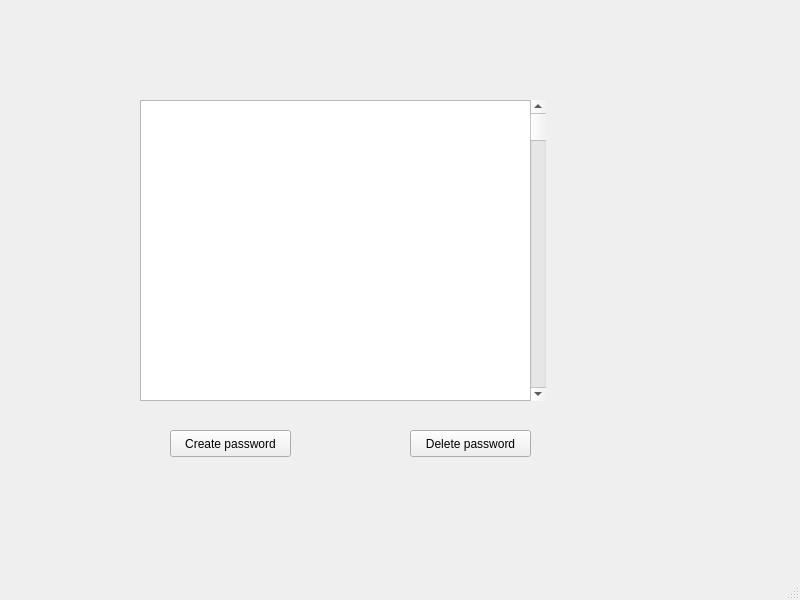
This is passwordList.ui in password-manager/linux as Qt 5 draws it before an edit. The edited form follows.
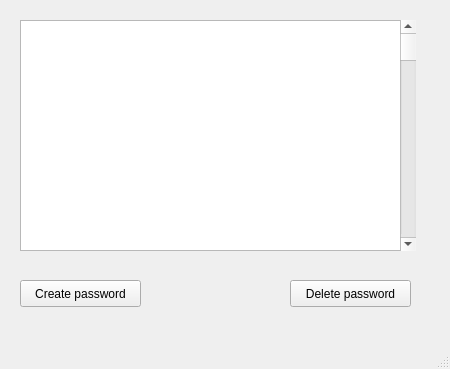
This is the edited form.

The edit to the form file:
```diff
--- a/passwordList.ui
+++ b/passwordList.ui
@@ -6,8 +6,8 @@
    <rect>
     <x>0</x>
     <y>0</y>
-    <width>800</width>
-    <height>600</height>
+    <width>450</width>
+    <height>369</height>
    </rect>
   </property>
   <property name="windowTitle">
@@ -17,8 +17,8 @@
    <widget class="QPushButton" name="deleteButton">
     <property name="geometry">
      <rect>
-      <x>410</x>
-      <y>430</y>
+      <x>290</x>
+      <y>280</y>
       <width>121</width>
       <height>27</height>
      </rect>
@@ -27,23 +27,13 @@
      <string>Delete password</string>
     </property>
    </widget>
-   <widget class="QListView" name="passwordsView">
-    <property name="geometry">
-     <rect>
-      <x>140</x>
-      <y>100</y>
-      <width>401</width>
-      <height>301</height>
-     </rect>
-    </property>
-   </widget>
    <widget class="QScrollBar" name="verticalScrollBar">
     <property name="geometry">
      <rect>
-      <x>530</x>
-      <y>100</y>
+      <x>400</x>
+      <y>20</y>
       <width>16</width>
-      <height>301</height>
+      <height>231</height>
      </rect>
     </property>
     <property name="orientation">
@@ -53,8 +43,8 @@
    <widget class="QPushButton" name="createButton">
     <property name="geometry">
      <rect>
-      <x>170</x>
-      <y>430</y>
+      <x>20</x>
+      <y>280</y>
       <width>121</width>
       <height>27</height>
      </rect>
@@ -63,6 +53,20 @@
      <string>Create password</string>
     </property>
    </widget>
+   <widget class="QListView" name="passwordsView">
+    <property name="geometry">
+     <rect>
+      <x>20</x>
+      <y>20</y>
+      <width>391</width>
+      <height>231</height>
+     </rect>
+    </property>
+   </widget>
+   <zorder>deleteButton</zorder>
+   <zorder>createButton</zorder>
+   <zorder>listView</zorder>
+   <zorder>verticalScrollBar</zorder>
   </widget>
   <widget class="QMenuBar" name="menubar">
    <property name="geometry">
```
Left out of the diff: 2 changed lines with no effect on the pictures.
